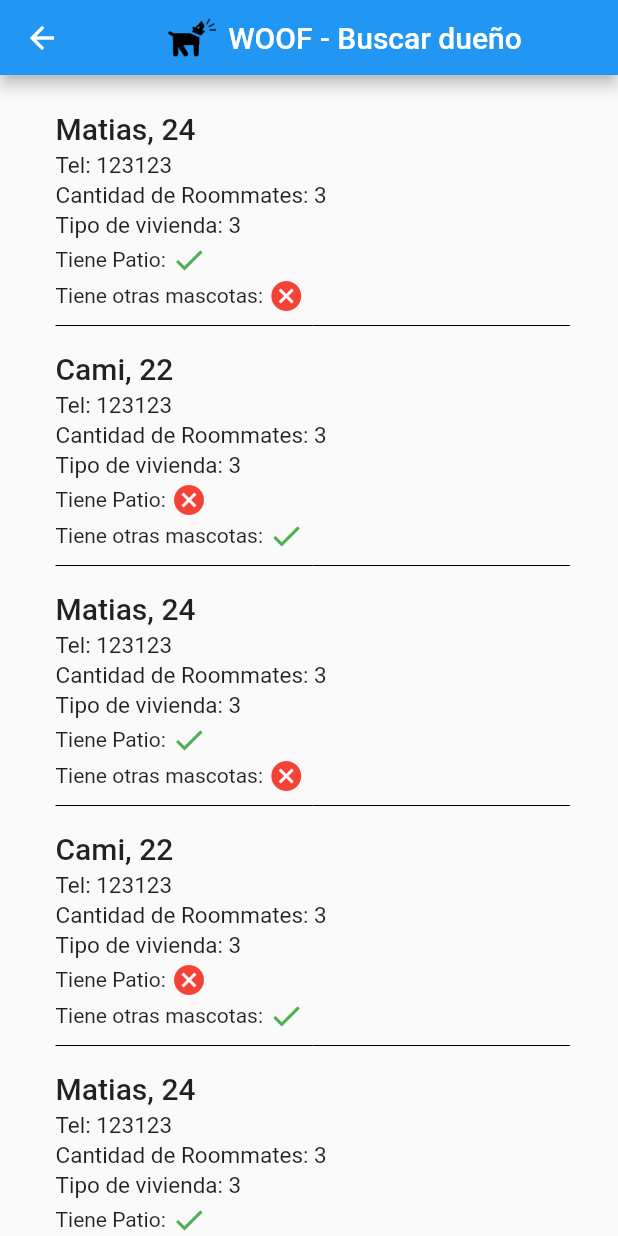
After one commit to matfonseca/tdl-dart, a Flutter app: the FosterSearch screen opened directly, on a phone screen of 412 x 824 dp. The commit adds this screen. Run offline on Flutter 3.47's test engine with Material 2 defaults, Android fonts, the phone set to English and light mode, and no system bars; our stand-ins replace cached_network_image, cloud_firestore, firebase_core, firebase_storage, image_picker; accounts and stored records are empty.

Commit message:
add foster list screen

```diff
--- a/App/lib/repository/dog_repository.dart
+++ b/App/lib/repository/dog_repository.dart
@@ -1,9 +1,7 @@
 import 'package:App/repository/storage.dart';
 import 'package:cloud_firestore/cloud_firestore.dart';
-import 'package:flutter/material.dart';
 import 'firestore.dart';
 import 'package:App/models/dog.dart';
-import 'package:App/repository/storage.dart';
 
 class DogRepository extends FireStore with Storage {
   String collectionName = "Dogs";
--- a/App/lib/screens/foster_login.dart
+++ b/App/lib/screens/foster_login.dart
@@ -14,7 +14,7 @@ class FosterLogin extends LoginForm {
 
 
   @override
-  void onPressEnterCodeButton(String code) {
+  void onPressEnterCodeButton(BuildContext context, String code) {
     // TODO: implement onPressEnterCodeButton
   }
 
--- /dev/null
+++ b/App/lib/screens/foster_search.dart
@@ -0,0 +1,149 @@
+import 'package:App/common/app_bar.dart';
+import 'package:flutter/material.dart';
+import 'package:App/models/foster.dart';
+
+class FosterSearch extends StatelessWidget {
+
+  final String code;
+
+  FosterSearch({ this.code});
+
+
+  @override
+  Widget build(BuildContext context) {
+    return Scaffold(
+        appBar: CustomAppBar(title: "Buscar dueño"),
+        body: Padding(
+          padding: const EdgeInsets.fromLTRB(12.0, 0, 12.0, 0),
+          child: MyStatelessWidget()
+        ));
+  }
+}
+
+
+
+
+
+class CustomListItem extends StatelessWidget {
+  const CustomListItem({
+    this.foster,
+  });
+  final Foster foster;
+
+  @override
+  Widget build(BuildContext context) {
+    return Padding(
+      padding: const EdgeInsets.symmetric(vertical: 4.0),
+      child: Row(
+        crossAxisAlignment: CrossAxisAlignment.start,
+        children: <Widget>[
+          Expanded(
+            flex: 3,
+            child: _FosterDescription(
+              foster:this.foster
+            ),
+          ),
+        ],
+      ),
+    );
+  }
+}
+
+class _FosterDescription extends StatelessWidget {
+  const _FosterDescription({
+    Key key,
+    this.foster,
+  }) : super(key: key);
+
+  final Foster foster;
+
+  @override
+  Widget build(BuildContext context) {
+
+    Icon backyardIcon = this.foster.hasBackyard ? Icon(
+      Icons.check,
+      color: Colors.green,
+      size: 24.0,
+      semanticLabel: 'Text to announce in accessibility modes',
+    ) :  Icon(Icons.cancel,
+      color: Colors.red,
+      size: 24.0,
+      semanticLabel: 'Text to announce in accessibility modes',
+    ) ;
+
+
+    Icon otherPetsIcon = this.foster.hasOtherPets ? Icon(
+      Icons.check,
+      color: Colors.green,
+      size: 24.0,
+      semanticLabel: 'Text to announce in accessibility modes',
+    ) :  Icon(Icons.cancel,
+      color: Colors.red,
+      size: 24.0,
+      semanticLabel: 'Text to announce in accessibility modes',
+    ) ;
+
+    return Padding(
+      padding: const EdgeInsets.fromLTRB(5.0, 0.0, 0.0, 0.0),
+      child: Column(
+        crossAxisAlignment: CrossAxisAlignment.start,
+        children: <Widget>[
+          Text(
+            '${this.foster.name}, ${this.foster.age}',
+            style: const TextStyle(
+              fontWeight: FontWeight.w500,
+              fontSize: 20.0,
+            ),
+          ),
+          const Padding(padding: EdgeInsets.symmetric(vertical: 2.0)),
+          Text(
+            'Tel: ${this.foster.phone}',
+            style: const TextStyle(fontSize: 15.0),
+          ),
+          const Padding(padding: EdgeInsets.symmetric(vertical: 1.0)),
+          Text(
+            'Cantidad de Roommates: ${this.foster.amountRoommates}',
+            style: const TextStyle(fontSize: 15.0),
+          ),
+          const Padding(padding: EdgeInsets.symmetric(vertical: 1.0)),
+          Text(
+            'Tipo de vivienda: ${this.foster.amountRoommates}',
+            style: const TextStyle(fontSize: 15.0),
+          ),
+          const Padding(padding: EdgeInsets.symmetric(vertical: 1.0)),
+          Row(
+            children: [
+              Text('Tiene Patio: '),
+              backyardIcon
+            ],
+          ),
+          Row(
+            children: [
+              Text('Tiene otras mascotas: '),
+              otherPetsIcon
+            ],
+          ),
+          Divider(color:Colors.black)
+        ],
+      ),
+    );
+  }
+}
+
+
+/// This is the stateless widget that the main application instantiates.
+class MyStatelessWidget extends StatelessWidget {
+  MyStatelessWidget({Key key}) : super(key: key);
+
+  @override
+  Widget build(BuildContext context) {
+    List<Foster> fosters = [Foster("Matias", "24", "123123", 3, "casa", true, false), Foster("Cami", "22", "123123", 3, "dpto", false, true),Foster("Matias", "24", "123123", 3, "casa", true, false), Foster("Cami", "22", "123123", 3, "dpto", false, true), Foster("Matias", "24", "123123", 3, "casa", true, false), Foster("Cami", "22", "123123", 3, "dpto", false, true)];
+    List<CustomListItem> foster_list = fosters.map((foster) => CustomListItem(foster:foster)).toList();
+
+    return ListView(
+      padding: const EdgeInsets.all(20.0),
+      itemExtent: 160.0,
+      children: foster_list
+    );
+  }
+}
--- a/App/lib/screens/login_form.dart
+++ b/App/lib/screens/login_form.dart
@@ -44,7 +44,7 @@ abstract class LoginForm extends StatelessWidget {
                     SizedBox(height: 8),
                     FlatButton(
                       onPressed: () {
-                        onPressEnterCodeButton(textCodeController.text);
+                        onPressEnterCodeButton(context, textCodeController.text);
                       },
                       child: Text(
                         textEnterCodeButton,
@@ -75,7 +75,7 @@ abstract class LoginForm extends StatelessWidget {
     );
   }
 
-  void onPressEnterCodeButton(String code);
+  void onPressEnterCodeButton(BuildContext context, String code);
 
   void onPressRegisterButton(BuildContext context);
 
--- a/App/lib/screens/owner_login.dart
+++ b/App/lib/screens/owner_login.dart
@@ -1,6 +1,7 @@
 import 'package:App/screens/login_form.dart';
 import 'package:flutter/material.dart';
 import 'dog_registration.dart';
+import 'foster_search.dart';
 
 class OwnerLogin extends LoginForm {
 
@@ -13,8 +14,11 @@ class OwnerLogin extends LoginForm {
       );
 
   @override
-  void onPressEnterCodeButton(String code) {
-    // TODO: implement onPressEnterCodeButton
+  void onPressEnterCodeButton(BuildContext context, String code) {
+    Navigator.push(
+      context,
+      MaterialPageRoute(builder: (context) => FosterSearch(code: code)),
+    );
   }
 
   @override
```
